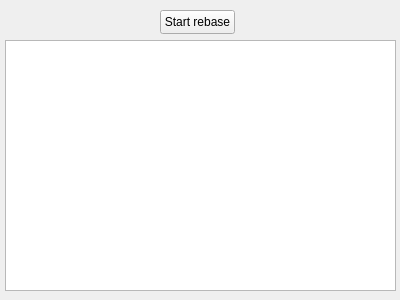
This is panel.ui in NyuB/rebase-edit-qt as Qt 5 draws it before an edit. The edited form follows.
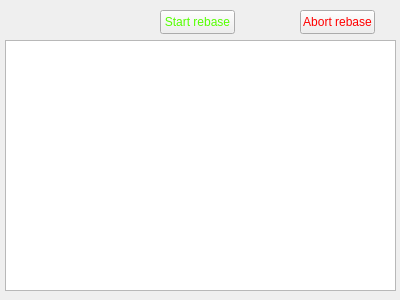
This is the edited form.

Commit message: Add abort button

The edit to the form file:
```diff
--- a/panel.ui
+++ b/panel.ui
@@ -22,6 +22,52 @@
      <height>24</height>
     </rect>
    </property>
+   <property name="palette">
+    <palette>
+     <active>
+      <colorrole role="ButtonText">
+       <brush brushstyle="SolidPattern">
+        <color alpha="255">
+         <red>85</red>
+         <green>255</green>
+         <blue>0</blue>
+        </color>
+       </brush>
+      </colorrole>
+     </active>
+     <inactive>
+      <colorrole role="ButtonText">
+       <brush brushstyle="SolidPattern">
+        <color alpha="255">
+         <red>85</red>
+         <green>255</green>
+         <blue>0</blue>
+        </color>
+       </brush>
+      </colorrole>
+     </inactive>
+     <disabled>
+      <colorrole role="Button">
+       <brush brushstyle="SolidPattern">
+        <color alpha="107">
+         <red>255</red>
+         <green>255</green>
+         <blue>255</blue>
+        </color>
+       </brush>
+      </colorrole>
+      <colorrole role="ButtonText">
+       <brush brushstyle="SolidPattern">
+        <color alpha="135">
+         <red>255</red>
+         <green>255</green>
+         <blue>255</blue>
+        </color>
+       </brush>
+      </colorrole>
+     </disabled>
+    </palette>
+   </property>
    <property name="text">
     <string>Start rebase</string>
    </property>
@@ -36,6 +82,110 @@
     </rect>
    </property>
   </widget>
+  <widget class="QPushButton" name="abortRebaseButton">
+   <property name="geometry">
+    <rect>
+     <x>300</x>
+     <y>10</y>
+     <width>75</width>
+     <height>24</height>
+    </rect>
+   </property>
+   <property name="palette">
+    <palette>
+     <active>
+      <colorrole role="Text">
+       <brush brushstyle="SolidPattern">
+        <color alpha="255">
+         <red>255</red>
+         <green>255</green>
+         <blue>255</blue>
+        </color>
+       </brush>
+      </colorrole>
+      <colorrole role="ButtonText">
+       <brush brushstyle="SolidPattern">
+        <color alpha="255">
+         <red>255</red>
+         <green>0</green>
+         <blue>0</blue>
+        </color>
+       </brush>
+      </colorrole>
+      <colorrole role="HighlightedText">
+       <brush brushstyle="SolidPattern">
+        <color alpha="255">
+         <red>255</red>
+         <green>255</green>
+         <blue>255</blue>
+        </color>
+       </brush>
+      </colorrole>
+     </active>
+     <inactive>
+      <colorrole role="Text">
+       <brush brushstyle="SolidPattern">
+        <color alpha="255">
+         <red>255</red>
+         <green>255</green>
+         <blue>255</blue>
+        </color>
+       </brush>
+      </colorrole>
+      <colorrole role="ButtonText">
+       <brush brushstyle="SolidPattern">
+        <color alpha="255">
+         <red>255</red>
+         <green>0</green>
+         <blue>0</blue>
+        </color>
+       </brush>
+      </colorrole>
+      <colorrole role="HighlightedText">
+       <brush brushstyle="SolidPattern">
+        <color alpha="255">
+         <red>255</red>
+         <green>255</green>
+         <blue>255</blue>
+        </color>
+       </brush>
+      </colorrole>
+     </inactive>
+     <disabled>
+      <colorrole role="Button">
+       <brush brushstyle="SolidPattern">
+        <color alpha="107">
+         <red>255</red>
+         <green>255</green>
+         <blue>255</blue>
+        </color>
+       </brush>
+      </colorrole>
+      <colorrole role="ButtonText">
+       <brush brushstyle="SolidPattern">
+        <color alpha="135">
+         <red>255</red>
+         <green>255</green>
+         <blue>255</blue>
+        </color>
+       </brush>
+      </colorrole>
+      <colorrole role="HighlightedText">
+       <brush brushstyle="SolidPattern">
+        <color alpha="255">
+         <red>255</red>
+         <green>255</green>
+         <blue>255</blue>
+        </color>
+       </brush>
+      </colorrole>
+     </disabled>
+    </palette>
+   </property>
+   <property name="text">
+    <string>Abort rebase</string>
+   </property>
+  </widget>
  </widget>
  <resources/>
  <connections/>
```
Left out of the diff: 2 changed lines with no effect on the pictures. The commit also changes 5 other files.
